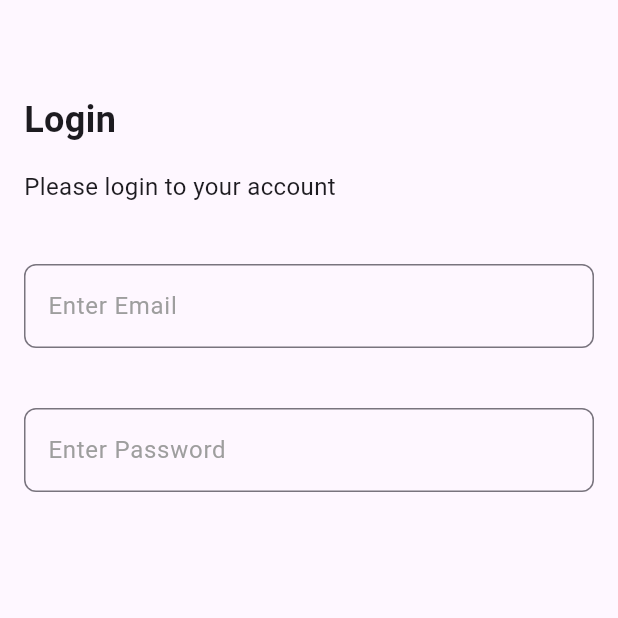
After one commit to nivedita2010/Health_app, a Flutter app: the screen it shows after launch, after a tap on "get started", on a phone screen of 412 x 824 dp, the top half of it. The commit adds this screen. Run offline on Flutter 3.47's test engine with Material 3 defaults, Android fonts, the phone set to English and light mode, and no system bars; our stand-ins replace flutter_svg, pinput; Roboto replaces fonts that are missing (poppins).

Commit message:
login complete

```diff
--- a/lib/OnBoarding.dart
+++ b/lib/OnBoarding.dart
@@ -1,9 +1,11 @@
 
+import 'dart:math';
 import 'dart:ui';
 
 import 'package:flutter/material.dart';
 import 'package:flutter_svg/svg.dart';
 import 'package:health_app/login.dart';
+import 'package:health_app/login_emai.dart';
 
 import 'button_widget.dart';
 
@@ -27,7 +29,7 @@ class onboarding extends StatefulWidget {
 
 class _onboardingState extends State<onboarding> {
   int currentPage = 0;
-  PageController _pageController = PageController(
+  final PageController _pageController = PageController(
     initialPage: 0,
     keepPage: true,
   );
@@ -36,6 +38,7 @@ class _onboardingState extends State<onboarding> {
     return Scaffold(
       body: Stack(
         children: [
+
           PageView(
             controller: _pageController,
             children: [
@@ -50,7 +53,7 @@ class _onboardingState extends State<onboarding> {
             ),
 
           Container(
-           margin: EdgeInsets.only(bottom: 70),
+           margin: EdgeInsets.only(bottom: 80),
             child: Align(
              alignment: Alignment.bottomCenter,
               child: Row(
@@ -61,14 +64,14 @@ class _onboardingState extends State<onboarding> {
           ),
 
       Positioned(
-        bottom: 20.0,
+        bottom: 17.0,
         left: 100,
 
         child: Align(
           alignment:Alignment.bottomCenter ,
           child: ButtonWidget(
               onTap: openLoginPage,
-          buttonText: 'Skip',
+          buttonText: (currentPage==3)?'Skip':'get started',
             buttonColor: Color(0xff1470FB),
             borderRadius: 100,
             textColor: Colors.white,
@@ -135,6 +138,6 @@ class _onboardingState extends State<onboarding> {
     });
   }
   openLoginPage(){
-    Navigator.push(context, MaterialPageRoute(builder: (context) => LoginPage(),));
+    Navigator.push(context, MaterialPageRoute(builder: (context) => LoginEmail(),));
   }
 }
--- a/lib/button_widget.dart
+++ b/lib/button_widget.dart
@@ -20,8 +20,9 @@ class ButtonWidget extends StatelessWidget {
   Widget build(BuildContext context) {
     final size = MediaQuery.of(context).size;
     return Container(
-      margin:EdgeInsets.symmetric(horizontal: 20),
-      width: 180,
+      //margin:EdgeInsets.symmetric(horizontal: 20),
+      margin: EdgeInsets.fromLTRB(16, 10, 16, 10),
+      //width: ,
       decoration: BoxDecoration(
         color: buttonColor??Colors.white,
         borderRadius: BorderRadius.circular(borderRadius??0),),
--- /dev/null
+++ b/lib/login_emai.dart
@@ -0,0 +1,47 @@
+import 'package:flutter/material.dart';
+import 'package:health_app/my_textfield.dart';
+
+class LoginEmail extends StatelessWidget {
+   LoginEmail({super.key});
+  final usernameController = TextEditingController();
+  final passwordController = TextEditingController();
+
+  @override
+  Widget build(BuildContext context) {
+    return Scaffold(
+      body: Column(
+        crossAxisAlignment: CrossAxisAlignment.start,
+        children: [
+         Container(
+           padding: EdgeInsets.only(top: 63,left: 16),
+           child:Column(
+             crossAxisAlignment: CrossAxisAlignment.start,
+             children: [
+           Text("Login",style: TextStyle(
+               fontSize: 24,
+               fontWeight: FontWeight.w600
+           ),),
+
+          SizedBox(height: 16,),
+             Text("Please login to your account",style: TextStyle(
+                fontSize: 16,
+                fontWeight: FontWeight.w400
+            )),
+               SizedBox(height: 30,),
+               MyTextField(controller: usernameController,
+                   hintText: "Enter Email",
+                   obscureText: false),
+               SizedBox(
+                 height: 20,
+               ),
+               MyTextField(controller: passwordController,
+                   hintText: "Enter Password",
+                   obscureText: true),
+           ],),
+          ),
+
+        ],
+      ),
+    );
+  }
+}
--- /dev/null
+++ b/lib/my_textfield.dart
@@ -0,0 +1,34 @@
+import 'package:flutter/material.dart';
+
+class MyTextField extends StatelessWidget {
+  final controller;
+  final String hintText;
+  final bool obscureText;
+  const MyTextField(
+      {super.key,
+      required this.controller,
+      required this.hintText,
+      required this.obscureText});
+
+  @override
+  Widget build(BuildContext context) {
+    return Padding(
+        padding: EdgeInsets.only( right:16,top:10,bottom: 10),
+    child: TextFormField(
+
+      controller: controller,
+      obscureText: obscureText,
+      decoration: InputDecoration(
+
+        hintText: hintText,
+        hintStyle: TextStyle(color: Colors.grey),
+        border: OutlineInputBorder(borderRadius: BorderRadius.circular(8),
+            borderSide: BorderSide(color: Colors.grey.shade500)),
+
+
+
+        )
+      ),
+    );
+  }
+}
--- a/pubspec.yaml
+++ b/pubspec.yaml
@@ -37,6 +37,7 @@ dependencies:
   cupertino_icons: ^1.0.2
   flutter_svg: ^2.0.9
   carousel_slider: ^4.2.1
+  pinput: ^3.0.1
 
 dev_dependencies:
   flutter_test:
```
Also changed, not shown: lib/login.dart (+177 -2 lines), lib/pin_input.dart (added, +47 -0 lines), assets/applelogo.svg (added), assets/facebook.svg (added), assets/google.svg (added), pubspec.lock, 5 other files.
